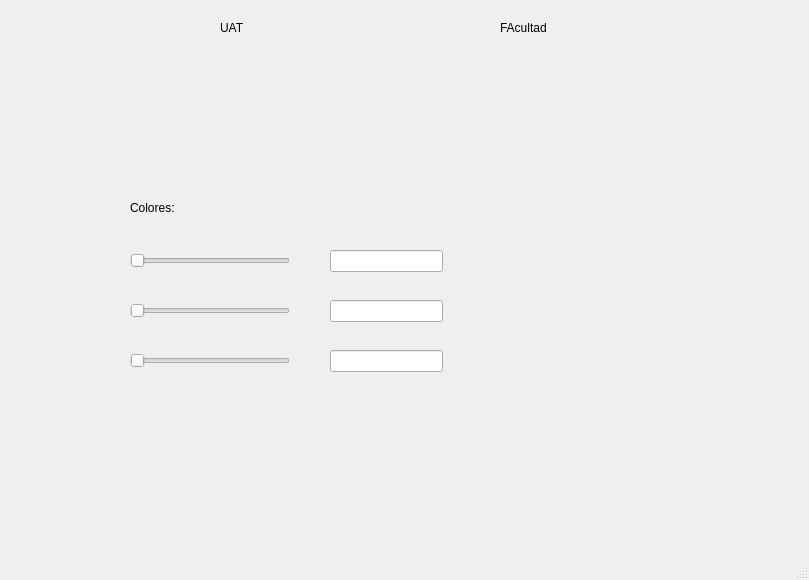
First picture: the form in Unidad 2/P_07_CambiarColor.ui, repository adanclv/PIP_2024_1, before the edit.
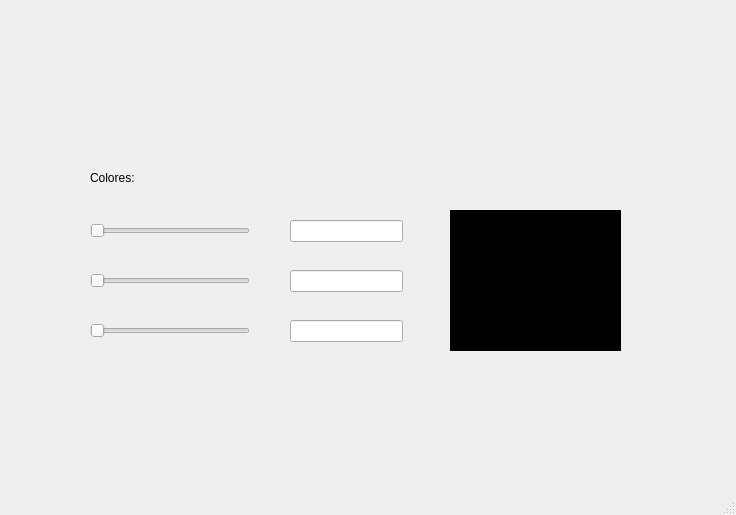
Second picture: the form after the edit. Icons and pictures are not drawn.

Patch:
```diff
--- a/Unidad 2/P_07_CambiarColor.ui
+++ b/Unidad 2/P_07_CambiarColor.ui
@@ -6,8 +6,8 @@
    <rect>
     <x>0</x>
     <y>0</y>
-    <width>809</width>
-    <height>580</height>
+    <width>736</width>
+    <height>515</height>
    </rect>
   </property>
   <property name="windowTitle">
@@ -19,7 +19,7 @@
      <rect>
       <x>30</x>
       <y>20</y>
-      <width>171</width>
+      <width>271</width>
       <height>101</height>
      </rect>
     </property>
@@ -36,10 +36,10 @@
    <widget class="QLabel" name="label_2">
     <property name="geometry">
      <rect>
-      <x>614</x>
-      <y>20</y>
-      <width>171</width>
-      <height>91</height>
+      <x>470</x>
+      <y>40</y>
+      <width>231</width>
+      <height>71</height>
      </rect>
     </property>
     <property name="text">
@@ -55,10 +55,10 @@
    <widget class="QLabel" name="label_4">
     <property name="geometry">
      <rect>
-      <x>670</x>
-      <y>420</y>
-      <width>111</width>
-      <height>91</height>
+      <x>640</x>
+      <y>390</y>
+      <width>71</width>
+      <height>61</height>
      </rect>
     </property>
     <property name="text">
@@ -74,38 +74,15 @@
    <widget class="QLabel" name="label_5">
     <property name="geometry">
      <rect>
-      <x>500</x>
-      <y>20</y>
-      <width>55</width>
-      <height>16</height>
-     </rect>
-    </property>
-    <property name="text">
-     <string>FAcultad</string>
-    </property>
-   </widget>
-   <widget class="QLabel" name="label_6">
-    <property name="geometry">
-     <rect>
-      <x>220</x>
-      <y>20</y>
-      <width>55</width>
-      <height>16</height>
-     </rect>
-    </property>
-    <property name="text">
-     <string>UAT</string>
-    </property>
-   </widget>
-   <widget class="QLabel" name="img_persona_4">
-    <property name="geometry">
-     <rect>
-      <x>550</x>
-      <y>200</y>
+      <x>450</x>
+      <y>210</y>
       <width>171</width>
       <height>141</height>
      </rect>
     </property>
+    <property name="styleSheet">
+     <string notr="true">background-color: rgb(0, 0, 0);</string>
+    </property>
     <property name="text">
      <string/>
     </property>
@@ -119,8 +96,8 @@
    <widget class="QLabel" name="label_3">
     <property name="geometry">
      <rect>
-      <x>130</x>
-      <y>200</y>
+      <x>90</x>
+      <y>170</y>
       <width>55</width>
       <height>16</height>
      </rect>
@@ -132,8 +109,8 @@
    <widget class="QSlider" name="horizontalSlider">
     <property name="geometry">
      <rect>
-      <x>130</x>
-      <y>250</y>
+      <x>90</x>
+      <y>220</y>
       <width>160</width>
       <height>22</height>
      </rect>
@@ -145,18 +122,21 @@
    <widget class="QLineEdit" name="lineEdit">
     <property name="geometry">
      <rect>
-      <x>330</x>
-      <y>250</y>
+      <x>290</x>
+      <y>220</y>
       <width>113</width>
       <height>22</height>
      </rect>
     </property>
+    <property name="styleSheet">
+     <string notr="true"/>
+    </property>
    </widget>
    <widget class="QLineEdit" name="lineEdit_2">
     <property name="geometry">
      <rect>
-      <x>330</x>
-      <y>300</y>
+      <x>290</x>
+      <y>270</y>
       <width>113</width>
       <height>22</height>
      </rect>
@@ -165,8 +145,8 @@
    <widget class="QSlider" name="horizontalSlider_2">
     <property name="geometry">
      <rect>
-      <x>130</x>
-      <y>300</y>
+      <x>90</x>
+      <y>270</y>
       <width>160</width>
       <height>22</height>
      </rect>
@@ -178,8 +158,8 @@
    <widget class="QSlider" name="horizontalSlider_3">
     <property name="geometry">
      <rect>
-      <x>130</x>
-      <y>350</y>
+      <x>90</x>
+      <y>320</y>
       <width>160</width>
       <height>22</height>
      </rect>
@@ -191,8 +171,8 @@
    <widget class="QLineEdit" name="lineEdit_3">
     <property name="geometry">
      <rect>
-      <x>330</x>
-      <y>350</y>
+      <x>290</x>
+      <y>320</y>
       <width>113</width>
       <height>22</height>
      </rect>
```
Left out of the diff: 25 changed lines with no effect on the pictures.
